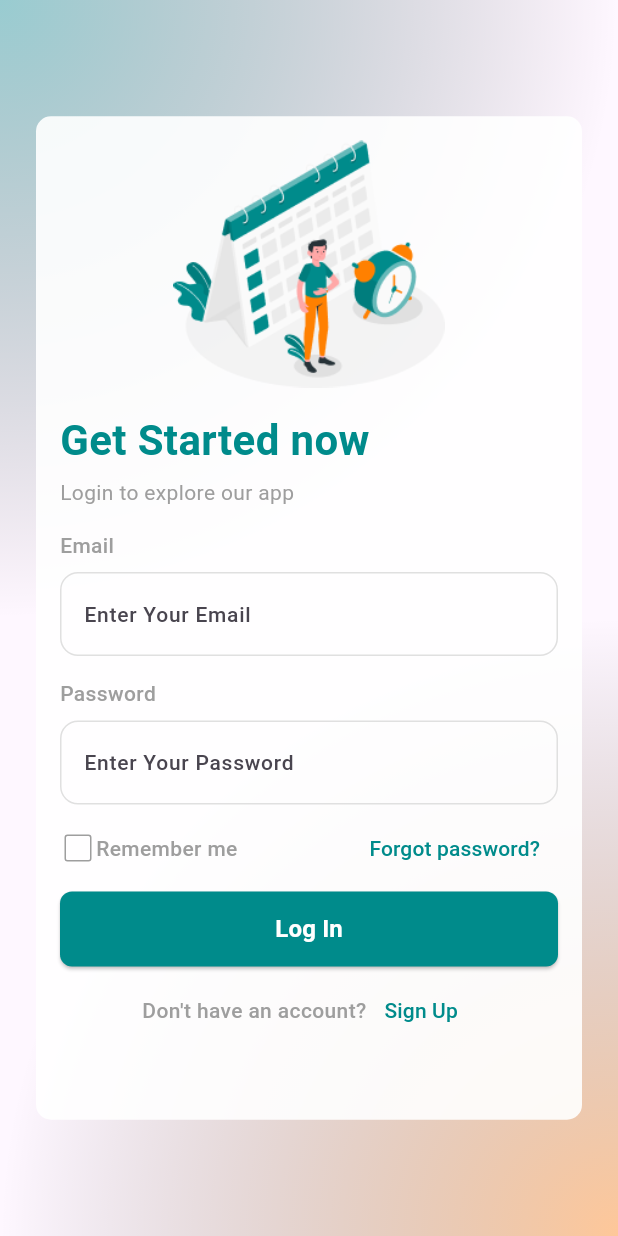
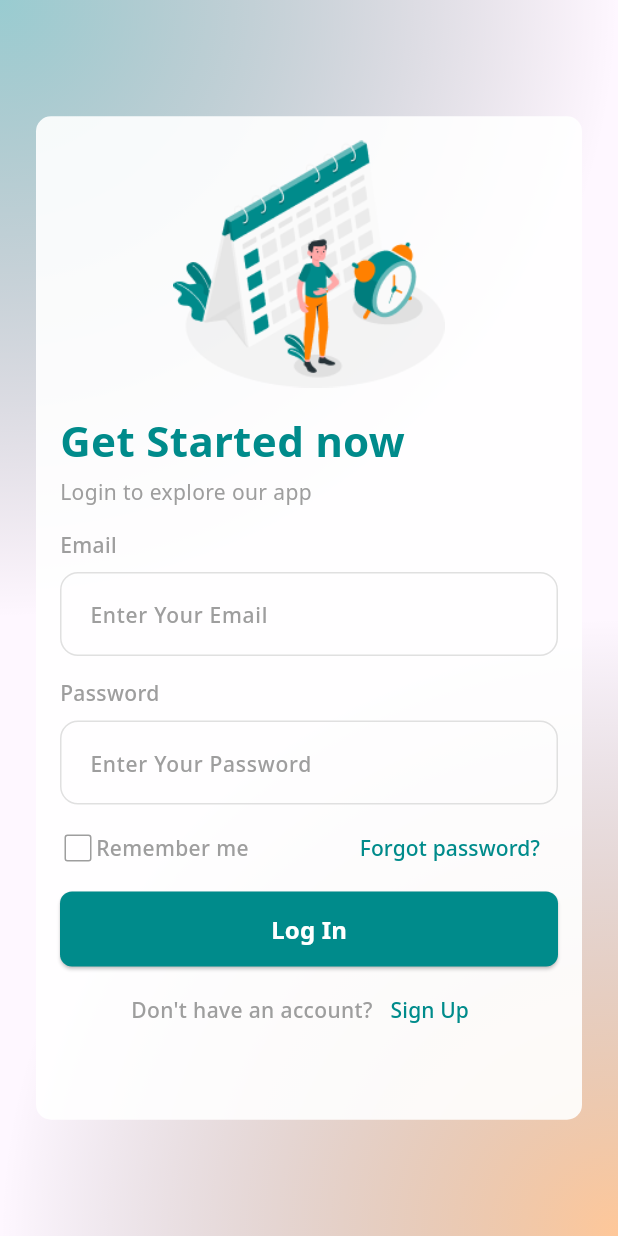
Before and after one commit to ZeeshanAmjad427/payroll_app, a Flutter app: the screen it shows after launch, on a phone screen of 412 x 824 dp. Run offline on Flutter 3.47's test engine with Material 3 defaults, Android fonts, the phone set to English and light mode, and no system bars; our stand-ins replace dio, dropdown_button2, equatable, flutter_bloc, flutter_screenutil, geocoding and 4 more.

Commit message:
Updated Code

```diff
--- a/lib/dio_client/dio_client.dart
+++ b/lib/dio_client/dio_client.dart
@@ -15,7 +15,7 @@ class DioClient {
     dio = Dio(
       BaseOptions(
         baseUrl: ApiEndpoints.baseUrl,
-        connectTimeout: const Duration(seconds: 10),
+        connectTimeout: const Duration(seconds: 15),
         receiveTimeout: const Duration(seconds: 30),
         headers: {
           'Content-Type': 'application/json',
--- a/lib/main.dart
+++ b/lib/main.dart
@@ -1,6 +1,7 @@
 import 'package:dio/dio.dart';
 import 'package:flutter/material.dart';
 import 'package:flutter_bloc/flutter_bloc.dart';
+import 'package:flutter_screenutil/flutter_screenutil.dart';
 import 'package:payroll/data/datasources/totp/totp_remote_data_source.dart';
 import 'package:payroll/data/repositories/auth_repository_impl.dart';
 import 'package:payroll/data/repositories/totp_repository_impl.dart';
@@ -14,7 +15,7 @@ import 'package:payroll/presentation/screens/otp_screen/otp_screen_ui.dart';
 import 'package:payroll/presentation/screens/profile_screen/profile_screen_ui.dart';
 import 'package:payroll/presentation/screens/profile_screen/totp_bloc/totp_bloc.dart';
 import 'package:payroll/presentation/screens/splash_screen/splash_screen_ui.dart';
-
+import 'package:google_fonts/google_fonts.dart';
 import 'data/datasources/attendance/attendance_remote_data_source.dart';
 import 'data/datasources/auth/LoginRemoteDataSource.dart';
 import 'data/repositories/attendance_repository_impl.dart';
@@ -33,21 +34,46 @@ class MyApp extends StatelessWidget {
     final loginRemoteDataSource = LoginRemoteDataSource(dioClient);
     final authRepository = AuthRepositoryImpl(loginRemoteDataSource);
 
+    return ScreenUtilInit(
+      designSize: const Size(375, 812),
+      minTextAdapt: true,
+      splitScreenMode: true,
+      builder: (context, child) {
         return MultiBlocProvider(
           providers: [
             BlocProvider<LoginBloc>(
               create: (_) => LoginBloc(authRepository: authRepository),
             ),
             BlocProvider(
-          create: (context) => AttendanceBloc(AttendanceUseCase(AttendanceRepositoryImpl(AttendanceRemoteDataSource())),
+              create: (context) => AttendanceBloc(
+                AttendanceUseCase(
+                  AttendanceRepositoryImpl(AttendanceRemoteDataSource()),
                 ),
               ),
-        BlocProvider(create: (context) => TotpBloc(getTotpUseCase: GetTotpUseCase(repository: TotpRepositoryImpl(remoteDataSource: TotpRemoteDataSourceImpl(dioClient: dioClient))))),
+            ),
+            BlocProvider(
+              create: (context) => TotpBloc(
+                getTotpUseCase: GetTotpUseCase(
+                  repository: TotpRepositoryImpl(
+                    remoteDataSource: TotpRemoteDataSourceImpl(dioClient: dioClient),
+                  ),
+                ),
+              ),
+            ),
           ],
           child: MaterialApp(
             debugShowCheckedModeBanner: false,
-        home: const SplashScreenUi(),
+            theme: ThemeData(
+              textTheme: GoogleFonts.notoSansTextTheme().apply(
+                bodyColor: Colors.black,
+                displayColor: Colors.white,
               ),
+            ),
+            home: child,
+          ),
+        );
+      },
+      child: const SplashScreenUi(),
     );
   }
 }
--- a/lib/presentation/screens/home_screen/home_screen_ui/home_screen_ui.dart
+++ b/lib/presentation/screens/home_screen/home_screen_ui/home_screen_ui.dart
@@ -301,7 +301,7 @@ class _HomeScreenUiState extends State<HomeScreenUi> {
                                           strokeWidth: 3,
                                           valueColor: AlwaysStoppedAnimation<Color>(Color(0xff008B8B)),
                                         ),
-                                      const Icon(Icons.location_on_outlined, color: Color(0xff008B8B), size: 28),
+                                      Image.asset('assets/location.png'),
                                     ],
                                   ),
                                 ),
--- a/lib/presentation/screens/home_screen/home_screen_ui/widgets/calendar_scroller.dart
+++ b/lib/presentation/screens/home_screen/home_screen_ui/widgets/calendar_scroller.dart
@@ -20,7 +20,7 @@ class CalendarScroller extends StatelessWidget {
       height: 80,
       child: ListView.builder(
         scrollDirection: Axis.horizontal,
-        padding: const EdgeInsets.symmetric(horizontal: 16),
+        padding: const EdgeInsets.symmetric(horizontal: 38),
         controller: scrollController,
         itemCount: days.length,
         itemBuilder: (context, index) {
@@ -30,7 +30,7 @@ class CalendarScroller extends StatelessWidget {
               DateTime.now().year == day.year;
 
           return Container(
-            width: MediaQuery.of(context).size.width * 0.22,
+            width: MediaQuery.of(context).size.width * 0.20,
             margin: const EdgeInsets.only(right: 12),
             decoration: BoxDecoration(
               color: isToday ? const Color(0xff008B8B) : Colors.white,
--- a/lib/presentation/screens/home_screen/home_screen_ui/widgets/info_container.dart
+++ b/lib/presentation/screens/home_screen/home_screen_ui/widgets/info_container.dart
@@ -65,7 +65,8 @@ class InfoContainer extends StatelessWidget {
             const SizedBox(height: 6),
             Text(
               data,
-              style: const TextStyle(fontSize: 20, color: Colors.black),
+              style: const TextStyle(fontSize: 20,
+                  color: Color(0xff008B8B)),
             ),
             const SizedBox(height: 6),
             Text(
--- a/lib/presentation/screens/home_screen/home_screen_ui/widgets/profile_header.dart
+++ b/lib/presentation/screens/home_screen/home_screen_ui/widgets/profile_header.dart
@@ -1,3 +1,4 @@
+import 'package:flutter/cupertino.dart';
 import 'package:flutter/material.dart';
 
 class ProfileHeader extends StatelessWidget {
@@ -55,7 +56,7 @@ class ProfileHeader extends StatelessWidget {
     borderRadius: BorderRadius.circular(4),
     color: const Color(0xff008B8B).withOpacity(0.2),
     ),
-              child: Icon(Icons.search,size: 32,color: Color(0xff008B8B),))
+              child: Icon(CupertinoIcons.search,size: 32,color: Color(0xff008B8B),))
         ],
       ),
     );
--- a/lib/presentation/screens/login_screen/login_bloc/login_bloc.dart
+++ b/lib/presentation/screens/login_screen/login_bloc/login_bloc.dart
@@ -29,7 +29,11 @@ class LoginBloc extends Bloc<LoginEvent, LoginState> {
         TokenManager.saveTokens(
             accessToken: response.data?.token ?? "",
             refreshToken: response.data?.refreshToken ?? "",
-            employeeId: response.data?.roleAndActions[0].id ?? "");
+            employeeId: response.data?.roleAndActions[0].id ?? "",
+            isTotp: response.data?.isTotp,
+            secretKey: response.data?.secretKey,
+        );
+
         emit(state.copyWith(
           email: event.email,
           password: event.password,
--- a/lib/presentation/screens/login_screen/login_screen_ui/widgets/email_input_field.dart
+++ b/lib/presentation/screens/login_screen/login_screen_ui/widgets/email_input_field.dart
@@ -5,16 +5,21 @@ class InputField extends StatelessWidget {
   final String hintText;
   final TextEditingController textEditingControllerValue;
 
-  const InputField({super.key,required this.title,required this.hintText,required this.textEditingControllerValue});
+  const InputField({
+    super.key,
+    required this.title,
+    required this.hintText,
+    required this.textEditingControllerValue,
+  });
 
   @override
   Widget build(BuildContext context) {
     return Column(
       crossAxisAlignment: CrossAxisAlignment.start,
       children: [
-         Text(
+        Text(
           title,
-          style: TextStyle(
+          style: const TextStyle(
             fontSize: 14,
             fontWeight: FontWeight.w500,
             color: Colors.grey,
@@ -23,16 +28,26 @@ class InputField extends StatelessWidget {
         const SizedBox(height: 8),
         TextField(
           controller: textEditingControllerValue,
-          keyboardType: TextInputType.emailAddress,
+          keyboardType: TextInputType.text,
           decoration: InputDecoration(
-            enabledBorder: OutlineInputBorder(
-              borderRadius: BorderRadius.circular(12),
-              borderSide: BorderSide(color: Colors.grey.shade300),
+            isDense: true,
+            contentPadding: const EdgeInsets.symmetric(
+              vertical: 16,
+              horizontal: 16, // Ensures left padding for both hint and input text
             ),
             hintText: hintText,
             hintStyle: const TextStyle(
               fontSize: 14,
               fontWeight: FontWeight.w500,
+              color: Colors.grey,
+            ),
+            enabledBorder: OutlineInputBorder(
+              borderRadius: BorderRadius.circular(12),
+              borderSide: BorderSide(color: Colors.grey.shade300),
+            ),
+            focusedBorder: OutlineInputBorder(
+              borderRadius: BorderRadius.circular(12),
+              borderSide: const BorderSide(color: Color(0xff008B8B)),
             ),
           ),
         ),
--- a/pubspec.yaml
+++ b/pubspec.yaml
@@ -45,6 +45,9 @@ dependencies:
   bloc: ^9.0.0
   flutter_bloc: ^9.1.1
   dio: ^5.8.0+1
+  google_fonts: ^6.2.1
+  flutter_screenutil: ^5.9.3
+
 
 dev_dependencies:
   flutter_test:
```
Also changed, not shown: lib/data/models/auth_model/login_response_model.dart (+41 -35 lines), lib/presentation/screens/profile_screen/profile_screen_ui.dart (+5 -6 lines), assets/location.png (added), pubspec.lock, 2 other files. Lines whose indentation alone changed are shown as unchanged.
